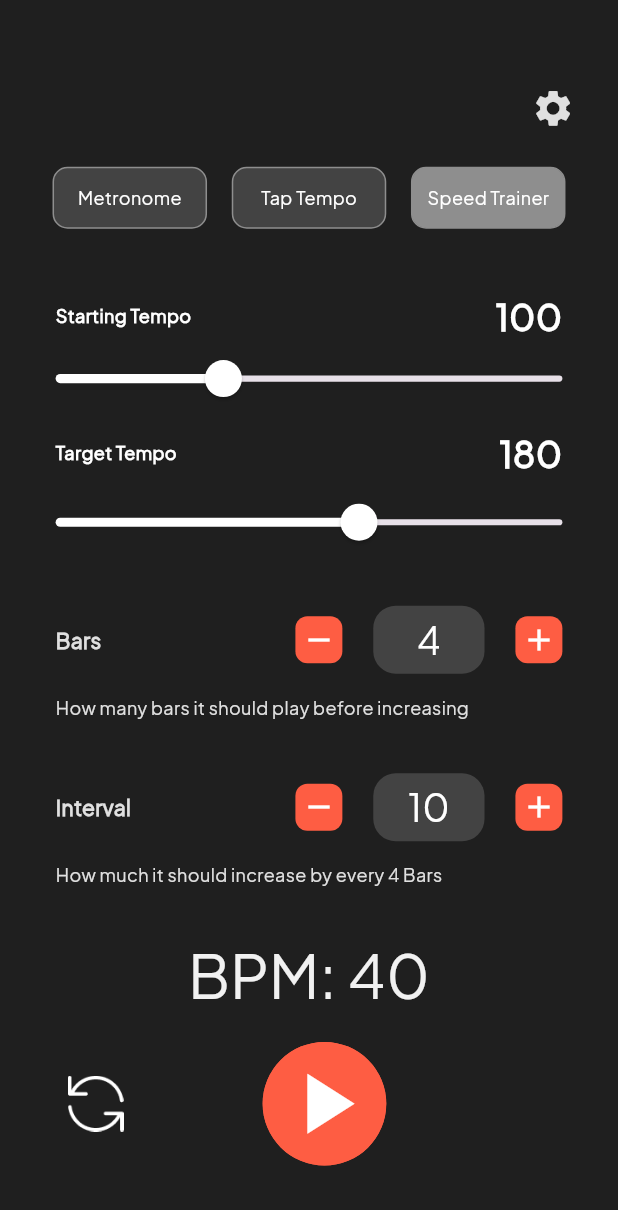
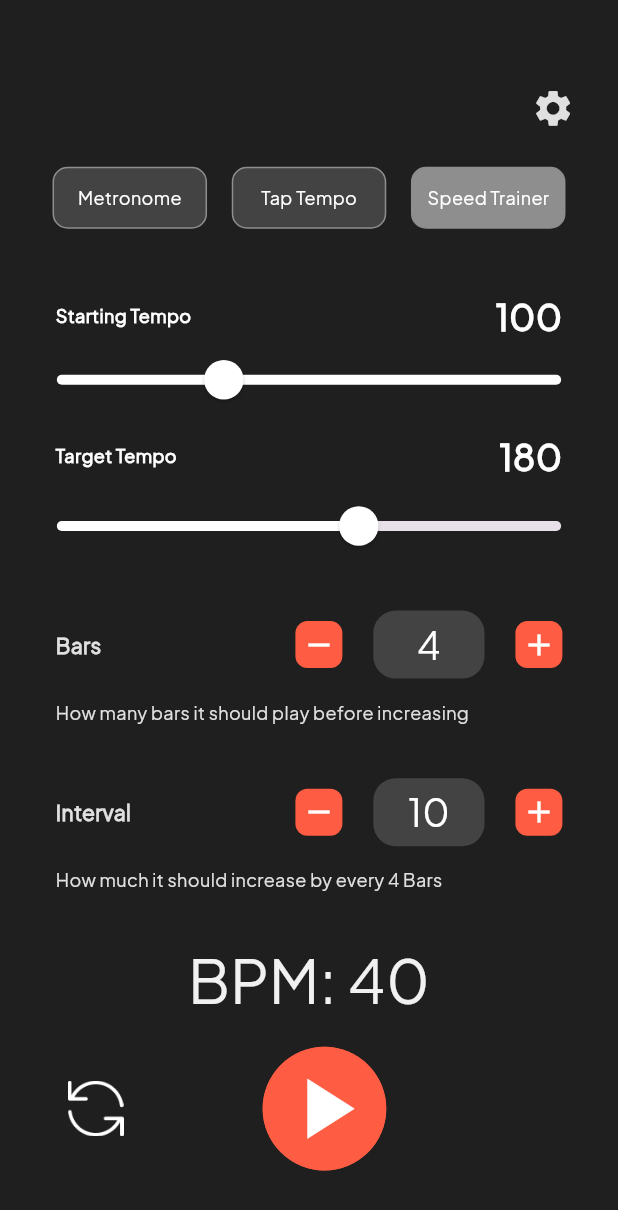
Before and after one commit to Zakariya5567/flutter-jhg-rhythm-master, a Flutter app: the HomeScreen screen opened directly, after a tap on "Tap Tempo", after a tap on "Speed Trainer", on a phone screen of 412 x 824 dp. Shown: the top 1210 px of the screen. Run offline on Flutter 3.47's test engine with Material 2 defaults, Android fonts, the phone set to English and light mode, and no system bars; our stand-ins replace just_audio, package_info_plus; missing offline and left inert: reg_page.

Commit message:
Make slider not thinner on one side

```diff
--- a/lib/screens/speed_view.dart
+++ b/lib/screens/speed_view.dart
@@ -5,6 +5,7 @@ import '../utils/app_ colors.dart';
 import '../utils/app_constant.dart';
 import '../utils/images.dart';
 import '../widgets/add_add_subtract_button.dart';
+import '../widgets/custom_slider_track_shape.dart';
 import '../widgets/heading.dart';
 
 class SpeedView extends StatefulWidget {
@@ -58,12 +59,15 @@ class _SpeedViewState extends State<SpeedView> with TickerProviderStateMixin {
             SliderTheme(
               data: SliderThemeData(
                 thumbShape: RoundSliderThumbShape(
-                    enabledThumbRadius: height * 0.015,
+                  enabledThumbRadius: height * 0.016,
                 ),
                 overlayShape: SliderComponentShape.noOverlay,
-                  trackHeight: height * 0.005),
+                trackHeight: height * 0.008,
+                trackShape: const CustomSliderTrackShape(),
+              ),
               child: Slider(
                   activeColor: AppColors.whitePrimary,
+                  inactiveColor: AppColors.whitePrimary,
                   thumbColor: AppColors.whitePrimary,
                   min: controller.startTempoMin,
                   max: controller.startTempoMax,
@@ -84,10 +88,12 @@ class _SpeedViewState extends State<SpeedView> with TickerProviderStateMixin {
             SliderTheme(
               data: SliderThemeData(
                 thumbShape: RoundSliderThumbShape(
-                    enabledThumbRadius: height * 0.015,
+                  enabledThumbRadius: height * 0.016,
                 ),
                 overlayShape: SliderComponentShape.noOverlay,
-                  trackHeight: height * 0.005),
+                trackHeight: height * 0.008,
+                trackShape: const CustomSliderTrackShape(),
+              ),
               child: Slider(
                   activeColor: AppColors.whitePrimary,
                   thumbColor: AppColors.whitePrimary,
--- /dev/null
+++ b/lib/widgets/custom_slider_track_shape.dart
@@ -0,0 +1,32 @@
+import 'package:flutter/material.dart';
+
+class CustomSliderTrackShape extends RoundedRectSliderTrackShape {
+  const CustomSliderTrackShape();
+
+  @override
+  void paint(PaintingContext context,
+      Offset offset, {
+        required RenderBox parentBox,
+        required SliderThemeData sliderTheme,
+        required Animation<double> enableAnimation,
+        required TextDirection textDirection,
+        required Offset thumbCenter,
+        Offset? secondaryOffset,
+        bool isDiscrete = false,
+        bool isEnabled = false,
+        double additionalActiveTrackHeight = 0,
+      }) {
+    super.paint(
+      context,
+      offset,
+      parentBox: parentBox,
+      sliderTheme: sliderTheme,
+      enableAnimation: enableAnimation,
+      textDirection: textDirection,
+      thumbCenter: thumbCenter,
+      isDiscrete: isDiscrete,
+      isEnabled: isEnabled,
+      additionalActiveTrackHeight: additionalActiveTrackHeight,
+    );
+  }
+}
```
Lines whose indentation alone changed are shown as unchanged.
